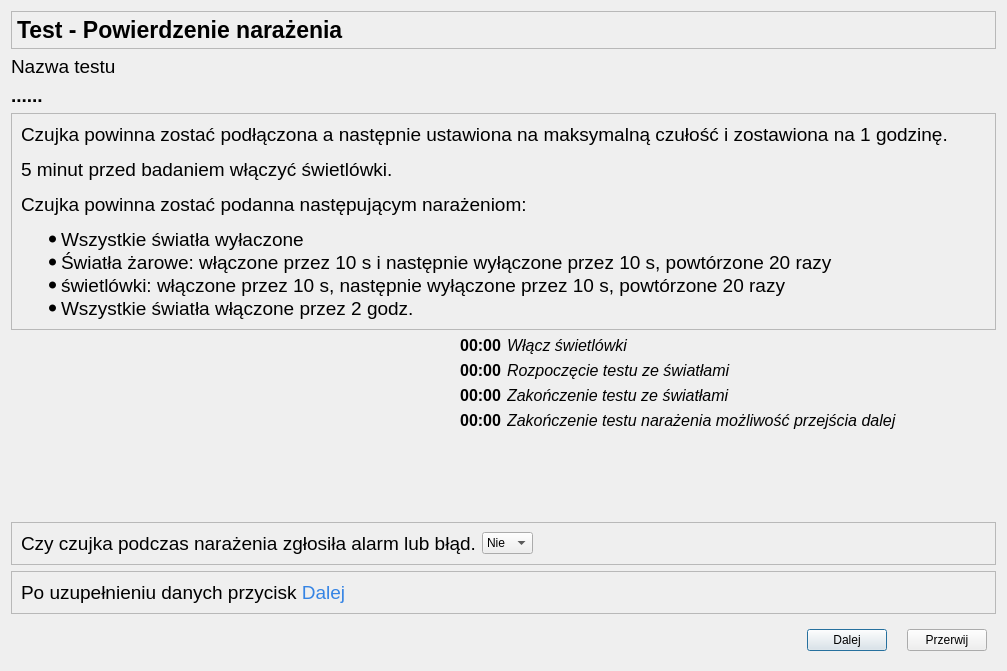
This is CzujkiLinioweApp/oknotestrozproszoneswiatlo.ui in wiacekmarcin/CzujkiLiniowe as Qt 5 draws it before an edit. The edited form follows.
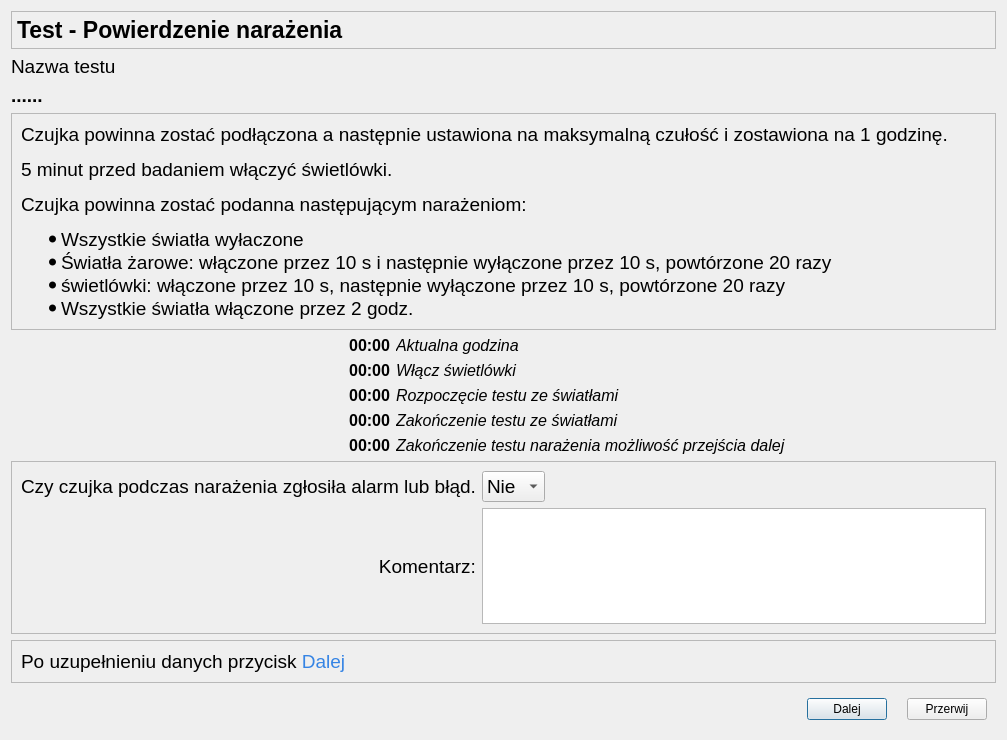
This is the edited form. Icons and pictures are not drawn.

```diff
--- a/CzujkiLinioweApp/oknotestrozproszoneswiatlo.ui
+++ b/CzujkiLinioweApp/oknotestrozproszoneswiatlo.ui
@@ -7,52 +7,120 @@
     <x>0</x>
     <y>0</y>
     <width>1007</width>
-    <height>671</height>
+    <height>740</height>
    </rect>
   </property>
+  <property name="minimumSize">
+   <size>
+    <width>1000</width>
+    <height>740</height>
+   </size>
+  </property>
+  <property name="maximumSize">
+   <size>
+    <width>1920</width>
+    <height>1200</height>
+   </size>
+  </property>
   <property name="windowTitle">
    <string>Parametry Testu - potwierdzenie wykonanych czynności</string>
   </property>
   <layout class="QGridLayout" name="gridLayout">
-   <item row="5" column="0">
-    <widget class="QLabel" name="time2">
+   <item row="6" column="1">
+    <widget class="QLabel" name="label_6">
      <property name="font">
       <font>
        <pointsize>12</pointsize>
-       <italic>false</italic>
-       <bold>true</bold>
+       <weight>50</weight>
+       <italic>true</italic>
+       <bold>false</bold>
       </font>
      </property>
      <property name="text">
-      <string>00:00</string>
-     </property>
-     <property name="alignment">
-      <set>Qt::AlignRight|Qt::AlignTrailing|Qt::AlignVCenter</set>
-     </property>
-    </widget>
-   </item>
-   <item row="6" column="0">
-    <widget class="QLabel" name="time3">
-     <property name="font">
-      <font>
-       <pointsize>12</pointsize>
-       <italic>false</italic>
-       <bold>true</bold>
-      </font>
-     </property>
-     <property name="text">
-      <string>00:00</string>
-     </property>
-     <property name="alignment">
-      <set>Qt::AlignRight|Qt::AlignTrailing|Qt::AlignVCenter</set>
+      <string>Rozpoczęcie testu ze światłami</string>
      </property>
     </widget>
    </item>
    <item row="4" column="0">
+    <widget class="QLabel" name="currentDatetime">
+     <property name="font">
+      <font>
+       <pointsize>12</pointsize>
+       <weight>75</weight>
+       <bold>true</bold>
+      </font>
+     </property>
+     <property name="text">
+      <string>00:00</string>
+     </property>
+     <property name="alignment">
+      <set>Qt::AlignRight|Qt::AlignTrailing|Qt::AlignVCenter</set>
+     </property>
+    </widget>
+   </item>
+   <item row="3" column="0" colspan="2">
+    <widget class="QFrame" name="fr_rozproszoneSwiatlo">
+     <property name="frameShape">
+      <enum>QFrame::StyledPanel</enum>
+     </property>
+     <property name="frameShadow">
+      <enum>QFrame::Raised</enum>
+     </property>
+     <layout class="QHBoxLayout" name="horizontalLayout_4">
+      <item>
+       <widget class="QLabel" name="label">
+        <property name="font">
+         <font>
+          <pointsize>14</pointsize>
+         </font>
+        </property>
+        <property name="text">
+         <string>&lt;html&gt;&lt;head/&gt;&lt;body&gt;&lt;p&gt;Czujka powinna zostać podłączona a następnie ustawiona na maksymalną czułość i zostawiona na 1 godzinę.&lt;/p&gt;&lt;p&gt;5 minut przed badaniem włączyć świetlówki.&lt;/p&gt;&lt;p&gt;Czujka powinna zostać podanna następującym narażeniom:&lt;/p&gt;&lt;ul style=&quot;margin-top: 0px; margin-bottom: 0px; margin-left: 0px; margin-right: 0px; -qt-list-indent: 1;&quot;&gt;&lt;li style=&quot; margin-top:12px; margin-bottom:0px; margin-left:0px; margin-right:0px; -qt-block-indent:0; text-indent:0px;&quot;&gt;Wszystkie światła wyłaczone&lt;/li&gt;&lt;li style=&quot; margin-top:0px; margin-bottom:0px; margin-left:0px; margin-right:0px; -qt-block-indent:0; text-indent:0px;&quot;&gt;Światła żarowe: włączone przez 10 s i następnie wyłączone przez 10 s, powtórzone 20 razy&lt;/li&gt;&lt;li style=&quot; margin-top:0px; margin-bottom:0px; margin-left:0px; margin-right:0px; -qt-block-indent:0; text-indent:0px;&quot;&gt;świetlówki: włączone przez 10 s, następnie wyłączone przez 10 s, powtórzone 20 razy&lt;/li&gt;&lt;li style=&quot; margin-top:0px; margin-bottom:12px; margin-left:0px; margin-right:0px; -qt-block-indent:0; text-indent:0px;&quot;&gt;Wszystkie światła włączone przez 2 godz.&lt;/li&gt;&lt;/ul&gt;&lt;/body&gt;&lt;/html&gt;</string>
+        </property>
+       </widget>
+      </item>
+     </layout>
+    </widget>
+   </item>
+   <item row="7" column="0">
+    <widget class="QLabel" name="time3">
+     <property name="font">
+      <font>
+       <pointsize>12</pointsize>
+       <weight>75</weight>
+       <italic>false</italic>
+       <bold>true</bold>
+      </font>
+     </property>
+     <property name="text">
+      <string>00:00</string>
+     </property>
+     <property name="alignment">
+      <set>Qt::AlignRight|Qt::AlignTrailing|Qt::AlignVCenter</set>
+     </property>
+    </widget>
+   </item>
+   <item row="8" column="1">
+    <widget class="QLabel" name="label_9">
+     <property name="font">
+      <font>
+       <pointsize>12</pointsize>
+       <weight>50</weight>
+       <italic>true</italic>
+       <bold>false</bold>
+      </font>
+     </property>
+     <property name="text">
+      <string>Zakończenie testu narażenia możliwość przejścia dalej</string>
+     </property>
+    </widget>
+   </item>
+   <item row="5" column="0">
     <widget class="QLabel" name="time1">
      <property name="font">
       <font>
        <pointsize>12</pointsize>
+       <weight>75</weight>
        <italic>false</italic>
        <bold>true</bold>
       </font>
@@ -65,7 +133,7 @@
      </property>
     </widget>
    </item>
-   <item row="11" column="0" colspan="2">
+   <item row="12" column="0" colspan="2">
     <widget class="QWidget" name="widget" native="true">
      <layout class="QHBoxLayout" name="horizontalLayout_3">
       <property name="spacing">
@@ -109,135 +177,7 @@
      </layout>
     </widget>
    </item>
-   <item row="3" column="0" colspan="2">
-    <widget class="QFrame" name="fr_rozproszoneSwiatlo">
-     <property name="frameShape">
-      <enum>QFrame::StyledPanel</enum>
-     </property>
-     <property name="frameShadow">
-      <enum>QFrame::Raised</enum>
-     </property>
-     <layout class="QHBoxLayout" name="horizontalLayout_4">
-      <item>
-       <widget class="QLabel" name="label">
-        <property name="font">
-         <font>
-          <pointsize>14</pointsize>
-         </font>
-        </property>
-        <property name="text">
-         <string>&lt;html&gt;&lt;head/&gt;&lt;body&gt;&lt;p&gt;Czujka powinna zostać podłączona a następnie ustawiona na maksymalną czułość i zostawiona na 1 godzinę.&lt;/p&gt;&lt;p&gt;5 minut przed badaniem włączyć świetlówki.&lt;/p&gt;&lt;p&gt;Czujka powinna zostać podanna następującym narażeniom:&lt;/p&gt;&lt;ul style=&quot;margin-top: 0px; margin-bottom: 0px; margin-left: 0px; margin-right: 0px; -qt-list-indent: 1;&quot;&gt;&lt;li style=&quot; margin-top:12px; margin-bottom:0px; margin-left:0px; margin-right:0px; -qt-block-indent:0; text-indent:0px;&quot;&gt;Wszystkie światła wyłaczone&lt;/li&gt;&lt;li style=&quot; margin-top:0px; margin-bottom:0px; margin-left:0px; margin-right:0px; -qt-block-indent:0; text-indent:0px;&quot;&gt;Światła żarowe: włączone przez 10 s i następnie wyłączone przez 10 s, powtórzone 20 razy&lt;/li&gt;&lt;li style=&quot; margin-top:0px; margin-bottom:0px; margin-left:0px; margin-right:0px; -qt-block-indent:0; text-indent:0px;&quot;&gt;świetlówki: włączone przez 10 s, następnie wyłączone przez 10 s, powtórzone 20 razy&lt;/li&gt;&lt;li style=&quot; margin-top:0px; margin-bottom:12px; margin-left:0px; margin-right:0px; -qt-block-indent:0; text-indent:0px;&quot;&gt;Wszystkie światła włączone przez 2 godz.&lt;/li&gt;&lt;/ul&gt;&lt;/body&gt;&lt;/html&gt;</string>
-        </property>
-       </widget>
-      </item>
-     </layout>
-    </widget>
-   </item>
-   <item row="1" column="0">
-    <widget class="QLabel" name="lTestName">
-     <property name="font">
-      <font>
-       <pointsize>14</pointsize>
-      </font>
-     </property>
-     <property name="text">
-      <string>Nazwa testu</string>
-     </property>
-     <property name="alignment">
-      <set>Qt::AlignLeading|Qt::AlignLeft|Qt::AlignVCenter</set>
-     </property>
-    </widget>
-   </item>
-   <item row="10" column="0" colspan="2">
-    <widget class="QFrame" name="frame_2">
-     <property name="frameShape">
-      <enum>QFrame::StyledPanel</enum>
-     </property>
-     <property name="frameShadow">
-      <enum>QFrame::Raised</enum>
-     </property>
-     <layout class="QHBoxLayout" name="horizontalLayout_2">
-      <item>
-       <widget class="QLabel" name="infonext">
-        <property name="font">
-         <font>
-          <pointsize>14</pointsize>
-         </font>
-        </property>
-        <property name="text">
-         <string>&lt;html&gt;&lt;head/&gt;&lt;body&gt;&lt;p&gt;Po uzupełnieniu danych przycisk&lt;span style=&quot; color:#3584e4;&quot;&gt; Dalej&lt;/span&gt;&lt;/p&gt;&lt;/body&gt;&lt;/html&gt;</string>
-        </property>
-       </widget>
-      </item>
-     </layout>
-    </widget>
-   </item>
-   <item row="9" column="0" colspan="2">
-    <widget class="QFrame" name="frame_3">
-     <property name="frameShape">
-      <enum>QFrame::StyledPanel</enum>
-     </property>
-     <property name="frameShadow">
-      <enum>QFrame::Raised</enum>
-     </property>
-     <layout class="QGridLayout" name="gridLayout_2">
-      <item row="0" column="0">
-       <widget class="QLabel" name="label_2">
-        <property name="font">
-         <font>
-          <pointsize>14</pointsize>
-         </font>
-        </property>
-        <property name="text">
-         <string>Czy czujka podczas narażenia zgłosiła alarm lub błąd.</string>
-        </property>
-       </widget>
-      </item>
-      <item row="0" column="1">
-       <widget class="QComboBox" name="cbAlarmYesNo">
-        <item>
-         <property name="text">
-          <string>Nie</string>
-         </property>
-        </item>
-        <item>
-         <property name="text">
-          <string>Tak</string>
-         </property>
-        </item>
-       </widget>
-      </item>
-      <item row="0" column="2">
-       <spacer name="horizontalSpacer_2">
-        <property name="orientation">
-         <enum>Qt::Horizontal</enum>
-        </property>
-        <property name="sizeHint" stdset="0">
-         <size>
-          <width>40</width>
-          <height>20</height>
-         </size>
-        </property>
-       </spacer>
-      </item>
-     </layout>
-    </widget>
-   </item>
-   <item row="4" column="1">
-    <widget class="QLabel" name="label_4">
-     <property name="font">
-      <font>
-       <pointsize>12</pointsize>
-       <italic>true</italic>
-       <bold>false</bold>
-      </font>
-     </property>
-     <property name="text">
-      <string>Włącz świetlówki</string>
-     </property>
-    </widget>
-   </item>
-   <item row="8" column="0">
+   <item row="9" column="0">
     <spacer name="verticalSpacer">
      <property name="orientation">
       <enum>Qt::Vertical</enum>
@@ -250,24 +190,30 @@
      </property>
     </spacer>
    </item>
-   <item row="2" column="0" colspan="2">
-    <widget class="QLabel" name="testName">
+   <item row="6" column="0">
+    <widget class="QLabel" name="time2">
      <property name="font">
       <font>
-       <pointsize>14</pointsize>
+       <pointsize>12</pointsize>
+       <weight>75</weight>
+       <italic>false</italic>
        <bold>true</bold>
       </font>
      </property>
      <property name="text">
-      <string>......</string>
+      <string>00:00</string>
+     </property>
+     <property name="alignment">
+      <set>Qt::AlignRight|Qt::AlignTrailing|Qt::AlignVCenter</set>
      </property>
     </widget>
    </item>
-   <item row="6" column="1">
+   <item row="7" column="1">
     <widget class="QLabel" name="label_8">
      <property name="font">
       <font>
        <pointsize>12</pointsize>
+       <weight>50</weight>
        <italic>true</italic>
        <bold>false</bold>
       </font>
@@ -277,6 +223,48 @@
      </property>
     </widget>
    </item>
+   <item row="8" column="0">
+    <widget class="QLabel" name="time4">
+     <property name="font">
+      <font>
+       <pointsize>12</pointsize>
+       <weight>75</weight>
+       <italic>false</italic>
+       <bold>true</bold>
+      </font>
+     </property>
+     <property name="text">
+      <string>00:00</string>
+     </property>
+     <property name="alignment">
+      <set>Qt::AlignRight|Qt::AlignTrailing|Qt::AlignVCenter</set>
+     </property>
+    </widget>
+   </item>
+   <item row="11" column="0" colspan="2">
+    <widget class="QFrame" name="frame_2">
+     <property name="frameShape">
+      <enum>QFrame::StyledPanel</enum>
+     </property>
+     <property name="frameShadow">
+      <enum>QFrame::Raised</enum>
+     </property>
+     <layout class="QHBoxLayout" name="horizontalLayout_2">
+      <item>
+       <widget class="QLabel" name="infonext">
+        <property name="font">
+         <font>
+          <pointsize>14</pointsize>
+         </font>
+        </property>
+        <property name="text">
+         <string>&lt;html&gt;&lt;head/&gt;&lt;body&gt;&lt;p&gt;Po uzupełnieniu danych przycisk&lt;span style=&quot; color:#3584e4;&quot;&gt; Dalej&lt;/span&gt;&lt;/p&gt;&lt;/body&gt;&lt;/html&gt;</string>
+        </property>
+       </widget>
+      </item>
+     </layout>
+    </widget>
+   </item>
    <item row="0" column="0" colspan="2">
     <widget class="QFrame" name="frame">
      <property name="maximumSize">
@@ -326,48 +314,146 @@
      </layout>
     </widget>
    </item>
+   <item row="2" column="0" colspan="2">
+    <widget class="QLabel" name="testName">
+     <property name="font">
+      <font>
+       <pointsize>14</pointsize>
+       <weight>75</weight>
+       <bold>true</bold>
+      </font>
+     </property>
+     <property name="text">
+      <string>......</string>
+     </property>
+    </widget>
+   </item>
+   <item row="10" column="0" colspan="2">
+    <widget class="QFrame" name="frame_3">
+     <property name="frameShape">
+      <enum>QFrame::StyledPanel</enum>
+     </property>
+     <property name="frameShadow">
+      <enum>QFrame::Raised</enum>
+     </property>
+     <layout class="QGridLayout" name="gridLayout_2">
+      <item row="0" column="1">
+       <widget class="QComboBox" name="cbAlarmYesNo">
+        <property name="font">
+         <font>
+          <pointsize>14</pointsize>
+         </font>
+        </property>
+        <item>
+         <property name="text">
+          <string>Nie</string>
+         </property>
+        </item>
+        <item>
+         <property name="text">
+          <string>Tak</string>
+         </property>
+        </item>
+       </widget>
+      </item>
+      <item row="0" column="2">
+       <spacer name="horizontalSpacer_2">
+        <property name="orientation">
+         <enum>Qt::Horizontal</enum>
+        </property>
+        <property name="sizeHint" stdset="0">
+         <size>
+          <width>40</width>
+          <height>20</height>
+         </size>
+        </property>
+       </spacer>
+      </item>
+      <item row="0" column="0">
+       <widget class="QLabel" name="label_2">
+        <property name="font">
+         <font>
+          <pointsize>14</pointsize>
+         </font>
+        </property>
+        <property name="text">
+         <string>Czy czujka podczas narażenia zgłosiła alarm lub błąd.</string>
+        </property>
+       </widget>
+      </item>
+      <item row="1" column="0">
+       <widget class="QLabel" name="label_3">
+        <property name="font">
+         <font>
+          <pointsize>14</pointsize>
+         </font>
+        </property>
+        <property name="text">
+         <string>Komentarz:</string>
+        </property>
+        <property name="alignment">
+         <set>Qt::AlignRight|Qt::AlignTrailing|Qt::AlignVCenter</set>
+        </property>
+       </widget>
+      </item>
+      <item row="1" column="1" colspan="2">
+       <widget class="QTextEdit" name="textEdit"/>
+      </item>
+     </layout>
+    </widget>
+   </item>
    <item row="5" column="1">
-    <widget class="QLabel" name="label_6">
+    <widget class="QLabel" name="label_4">
      <property name="font">
       <font>
        <pointsize>12</pointsize>
+       <weight>50</weight>
        <italic>true</italic>
        <bold>false</bold>
       </font>
      </property>
      <property name="text">
-      <string>Rozpoczęcie testu ze światłami</string>
+      <string>Włącz świetlówki</string>
      </property>
     </widget>
    </item>
-   <item row="7" column="1">
-    <widget class="QLabel" name="label_9">
+   <item row="1" column="0">
+    <widget class="QLabel" name="lTestName">
      <property name="font">
       <font>
-       <pointsize>12</pointsize>
-       <italic>true</italic>
-       <bold>false</bold>
+       <pointsize>14</pointsize>
       </font>
      </property>
      <property name="text">
-      <string>Zakończenie testu narażenia możliwość przejścia dalej</string>
-     </property>
-    </widget>
-   </item>
-   <item row="7" column="0">
-    <widget class="QLabel" name="time4">
-     <property name="font">
-      <font>
-       <pointsize>12</pointsize>
-       <italic>false</italic>
-       <bold>true</bold>
-      </font>
-     </property>
-     <property name="text">
-      <string>00:00</string>
+      <string>Nazwa testu</string>
      </property>
      <property name="alignment">
-      <set>Qt::AlignRight|Qt::AlignTrailing|Qt::AlignVCenter</set>
+      <set>Qt::AlignLeading|Qt::AlignLeft|Qt::AlignVCenter</set>
+     </property>
+    </widget>
+   </item>
+   <item row="4" column="1">
+    <widget class="QLabel" name="etAktualnaGodzina">
+     <property name="minimumSize">
+      <size>
+       <width>600</width>
+       <height>0</height>
+      </size>
+     </property>
+     <property name="maximumSize">
+      <size>
+       <width>1920</width>
+       <height>1080</height>
+      </size>
+     </property>
+     <property name="font">
+      <font>
+       <pointsize>12</pointsize>
+       <italic>true</italic>
+      </font>
+     </property>
+     <property name="text">
+      <string>Aktualna godzina</string>
      </property>
     </widget>
    </item>
```
Left out of the diff: 1 changed line with no effect on the pictures.
